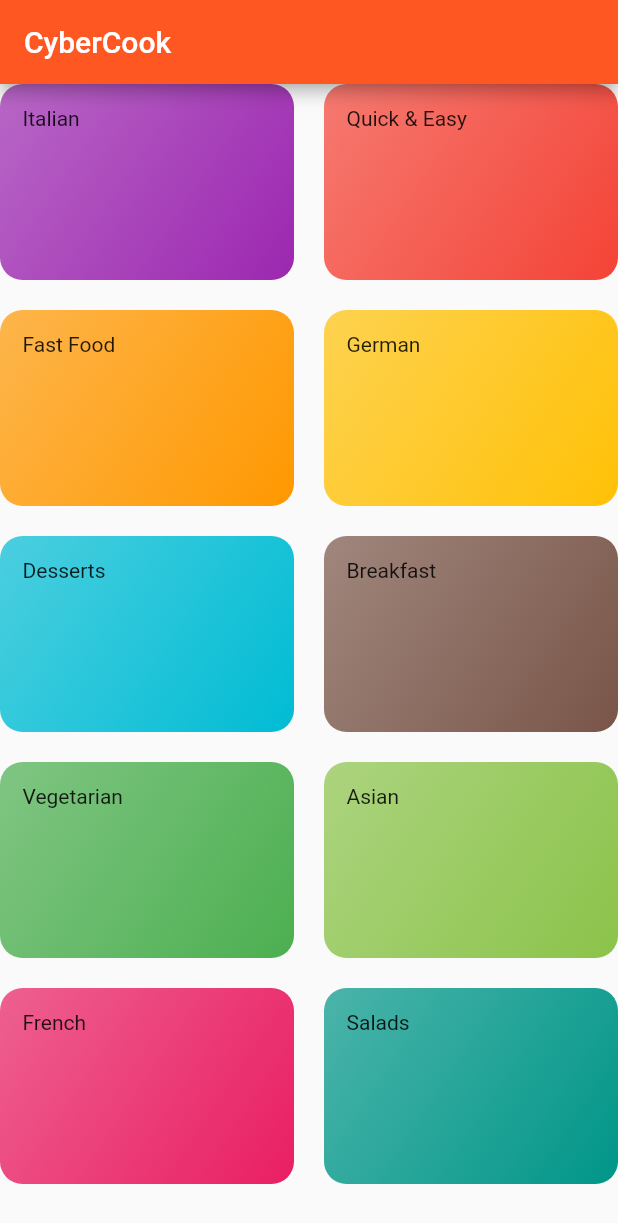
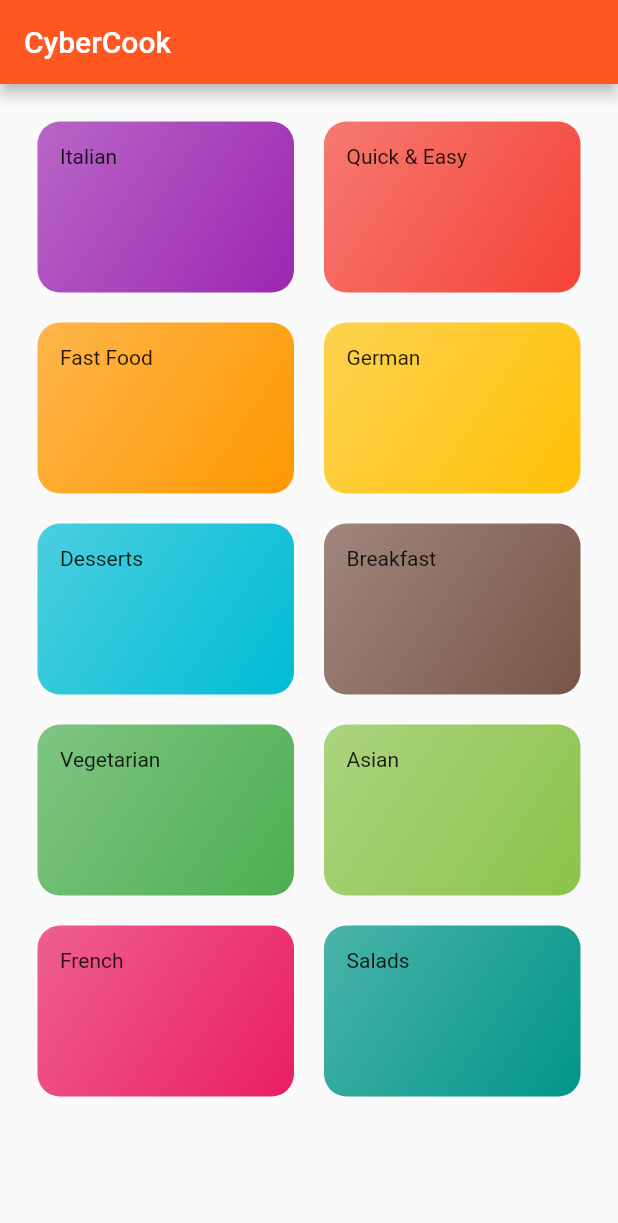
Before and after one commit to Totemi1324/virtual_cookbook, a Flutter app: the screen it shows after launch, on a phone screen of 412 x 824 dp. Shown: the top 1223 px of the screen. Run offline on Flutter 3.47's test engine with Material 2 defaults, Android fonts, the phone set to English and light mode, and no system bars.

```diff
--- a/lib/screens/categories.dart
+++ b/lib/screens/categories.dart
@@ -13,6 +13,7 @@ class ScreenCategories extends StatelessWidget {
         title: const Text("CyberCook"),
       ),
       body: GridView(
+        padding: const EdgeInsets.all(25),
         gridDelegate: const SliverGridDelegateWithMaxCrossAxisExtent(
           maxCrossAxisExtent: 200,
           childAspectRatio: 3 / 2,
```
Also changed, not shown: pubspec.yaml (+18 -12 lines), assets/fonts/Raleway-Black.ttf (added), assets/fonts/Raleway-Bold.ttf (added), assets/fonts/Raleway-Regular.ttf (added), assets/fonts/RobotoCondensed-Bold.ttf (added), assets/fonts/RobotoCondensed-Italic.ttf (added), assets/fonts/RobotoCondensed-Light.ttf (added), assets/fonts/RobotoCondensed-Regular.ttf (added).
